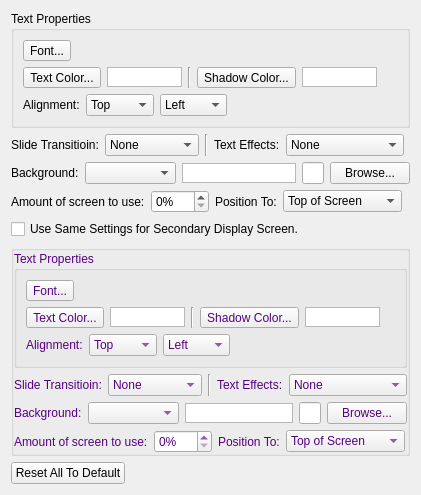
SoftProjector/src, file src/commonsettingswidget.ui: the form before one commit.
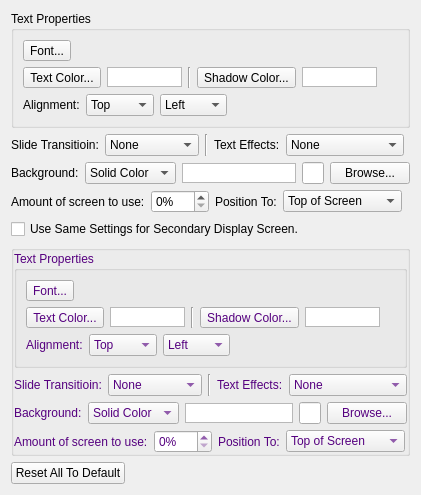
The form after the commit. Icons and pictures are not drawn.

```diff
--- a/src/commonsettingswidget.ui
+++ b/src/commonsettingswidget.ui
@@ -6,8 +6,8 @@
    <rect>
     <x>0</x>
     <y>0</y>
-    <width>384</width>
-    <height>472</height>
+    <width>419</width>
+    <height>492</height>
    </rect>
   </property>
   <property name="windowTitle">
@@ -299,7 +299,7 @@
      <item>
       <widget class="QComboBox" name="comboBoxBackgoundType">
        <property name="currentIndex">
-        <number>-1</number>
+        <number>0</number>
        </property>
        <item>
         <property name="text">
@@ -885,7 +885,7 @@
         <item>
          <widget class="QComboBox" name="comboBoxBackgoundType2">
           <property name="currentIndex">
-           <number>-1</number>
+           <number>0</number>
           </property>
           <item>
            <property name="text">
```
Left out of the diff: 175 changed lines with no effect on the pictures.
